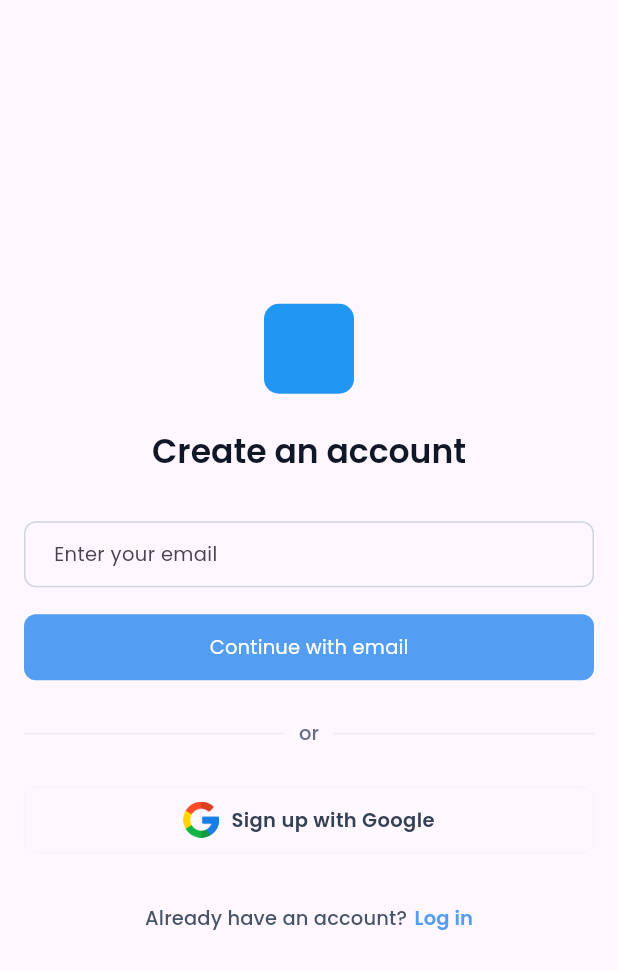
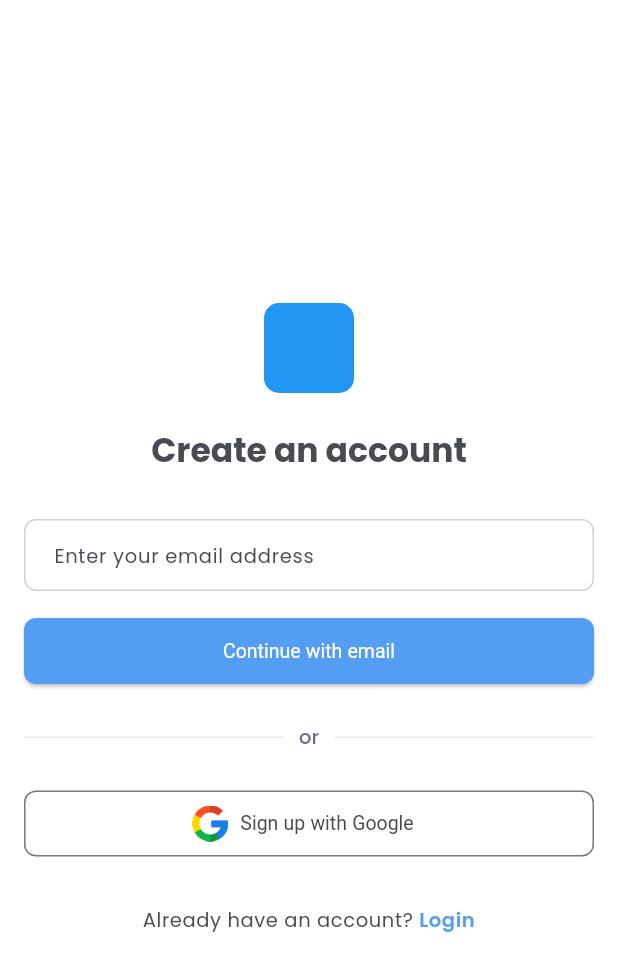
Before and after one commit to Wyntap-Inc/easevents_app, a Flutter app: the RegisterScreen screen opened directly, on a phone screen of 412 x 824 dp. Shown: the top 971 px of the screen. Run offline on Flutter 3.47's test engine with Material 3 defaults, Android fonts, the phone set to English and light mode, and no system bars; our stand-ins replace google_fonts.

Commit message:
added styles for theming

```diff
--- /dev/null
+++ b/lib/constants/app_theme.dart
@@ -0,0 +1,109 @@
+import 'package:easevents_app/constants/styles.dart';
+import 'package:flutter/material.dart';
+import 'package:google_fonts/google_fonts.dart';
+
+class AppThemes {
+  static ThemeData get lightTheme => ThemeData(
+        useMaterial3: true,
+        scaffoldBackgroundColor: AppColors.primaryWhite,
+        colorScheme: ColorScheme.fromSeed(seedColor: AppColors.primaryColor)
+            .copyWith(primary: AppColors.primaryColor),
+        primaryColorLight: AppColors.primaryColor,
+        fontFamily: GoogleFonts.poppins().fontFamily,
+        textTheme: TextTheme(
+          titleSmall: TextStyle(
+            color: AppColors.textPrimary,
+          ),
+          titleMedium: TextStyle(
+            color: AppColors.textPrimary,
+          ),
+          titleLarge: TextStyle(
+            fontWeight: FontWeight.w500,
+            color: AppColors.textPrimary,
+          ),
+          labelSmall: TextStyle(
+            color: AppColors.textPrimary,
+          ),
+          labelMedium: TextStyle(
+            color: AppColors.textPrimary,
+          ),
+          labelLarge: TextStyle(
+            color: AppColors.textPrimary,
+          ),
+          bodySmall: TextStyle(
+            fontSize: 13,
+            fontWeight: FontWeight.normal,
+            color: AppColors.textPrimary,
+          ),
+          bodyMedium: TextStyle(
+            color: AppColors.textPrimary,
+          ),
+          bodyLarge: TextStyle(
+            color: AppColors.textPrimary,
+          ),
+        ),
+        inputDecorationTheme: InputDecorationTheme(
+          contentPadding: const EdgeInsets.symmetric(
+            horizontal: 16,
+          ),
+          hintStyle: TextStyle(
+            fontSize: 13,
+            color: AppColors.textPrimary,
+          ),
+          enabledBorder: OutlineInputBorder(
+            borderRadius: BorderRadius.circular(8),
+            borderSide: BorderSide(
+              color: AppColors.enabledBorderSideColor,
+              width: 1,
+            ),
+          ),
+          focusedBorder: OutlineInputBorder(
+            borderRadius: BorderRadius.circular(8),
+            borderSide: BorderSide(
+              color: AppColors.primaryColor,
+              width: 1,
+            ),
+          ),
+          errorBorder: OutlineInputBorder(
+            borderRadius: BorderRadius.circular(8),
+            borderSide: BorderSide(
+              color: AppColors.errorBorderSideColor,
+              width: 1,
+            ),
+          ),
+          focusedErrorBorder: OutlineInputBorder(
+            borderRadius: BorderRadius.circular(8),
+            borderSide: BorderSide(
+              color: AppColors.errorBorderSideColor,
+              width: 1,
+            ),
+          ),
+        ),
+        elevatedButtonTheme: ElevatedButtonThemeData(
+          style: ElevatedButton.styleFrom(
+            minimumSize: const Size(double.infinity, 44),
+            backgroundColor: AppColors.primaryColor,
+            foregroundColor: AppColors.primaryWhite,
+            textStyle: const TextStyle(fontSize: 13),
+            shape: const RoundedRectangleBorder(
+              borderRadius: BorderRadius.all(
+                Radius.circular(8),
+              ),
+            ),
+          ),
+        ),
+        outlinedButtonTheme: OutlinedButtonThemeData(
+          style: OutlinedButton.styleFrom(
+            minimumSize: const Size(double.infinity, 44),
+            foregroundColor: AppColors.textPrimary,
+            textStyle: const TextStyle(fontSize: 13),
+            shape: RoundedRectangleBorder(
+              side: BorderSide(color: AppColors.errorBorderSideColor),
+              borderRadius: const BorderRadius.all(
+                Radius.circular(8),
+              ),
+            ),
+          ),
+        ),
+      );
+}
--- /dev/null
+++ b/lib/constants/styles.dart
@@ -0,0 +1,13 @@
+import 'package:flutter/material.dart';
+
+class AppColors {
+  static Color primaryColor = const Color(0xFF539DF3);
+  static Color primaryWhite = const Color(0xFFFFFFFF);
+  static Color backgroundSecondary = const Color(0xFFF8F9FB);
+  // general text color
+  static Color textPrimary = const Color(0xFF484C52);
+  //color for subtitle text
+  static Color textSecondary = const Color(0xFF919191);
+  static Color enabledBorderSideColor = const Color(0xFFD2D2D2);
+  static Color errorBorderSideColor = const Color(0xFFFF0000);
+}
--- a/lib/main.dart
+++ b/lib/main.dart
@@ -1,8 +1,6 @@
+import 'package:easevents_app/constants/app_theme.dart';
 import 'package:easevents_app/screens/register_screen.dart';
 import 'package:flutter/material.dart';
-import 'package:google_fonts/google_fonts.dart';
-
-import 'screens/login.dart';
 
 void main() {
   runApp(const MyApp());
@@ -15,59 +13,8 @@ class MyApp extends StatelessWidget {
     return MaterialApp(
       debugShowCheckedModeBanner: false,
       title: 'Flutter Demo',
-      theme: ThemeData(
-        colorScheme: ColorScheme.fromSeed(seedColor: Colors.deepPurple),
-        useMaterial3: true,
-        highlightColor: Colors.transparent,
-        splashColor: Colors.transparent,
-        splashFactory: NoSplash.splashFactory,
-        textTheme: GoogleFonts.poppinsTextTheme().copyWith(
-          headlineSmall: const TextStyle(
-            color: Color(0xFF101828),
-            fontWeight: FontWeight.w600,
-            fontSize: 22,
-          ),
-          titleSmall: const TextStyle(
-            fontSize: 13,
-            color: Color(0xFF475467),
-          ),
-        ),
-        fontFamily: GoogleFonts.poppins().fontFamily,
-        inputDecorationTheme: const InputDecorationTheme().copyWith(
-          enabledBorder: OutlineInputBorder(
-            borderRadius: BorderRadius.circular(8),
-            borderSide: const BorderSide(
-              width: 1,
-              color: Color(0xFFD0D5DD),
-            ),
-          ),
-          border: OutlineInputBorder(
-            borderRadius: BorderRadius.circular(8),
-          ),
-          contentPadding: const EdgeInsets.symmetric(
-            vertical: 14,
-            horizontal: 16,
-          ),
-          hintStyle: const TextStyle(
-            fontSize: 13,
-            fontWeight: FontWeight.w400,
-          ),
-        ),
-        elevatedButtonTheme: ElevatedButtonThemeData(
-          style: ElevatedButton.styleFrom(
-            minimumSize: const Size(double.infinity, 44),
-            shape: RoundedRectangleBorder(
-              borderRadius: BorderRadius.circular(8),
-            ),
-            elevation: 0,
-            splashFactory: NoSplash.splashFactory,
-            shadowColor: Colors.transparent,
-            backgroundColor: const Color(0xFF539DF3),
-            foregroundColor: Colors.white,
-          ),
-        ),
-      ),
-      home: const LoginPage(),
+      theme: AppThemes.lightTheme,
+      home: const RegisterScreen(),
     );
   }
 }
--- a/lib/screens/register_screen.dart
+++ b/lib/screens/register_screen.dart
@@ -1,8 +1,7 @@
-import 'package:easevents_app/widgets/custom_account_button.dart';
-import 'package:easevents_app/widgets/custom_elevated_button.dart';
-import 'package:easevents_app/widgets/custom_google_button.dart';
-import 'package:easevents_app/widgets/custom_sign_up_textField.dart';
+import 'package:easevents_app/constants/styles.dart';
+import 'package:easevents_app/screens/login_screen.dart';
 import 'package:easevents_app/widgets/divider_widget.dart';
+import 'package:flutter/gestures.dart';
 import 'package:flutter/material.dart';
 
 class RegisterScreen extends StatelessWidget {
@@ -15,7 +14,6 @@ class RegisterScreen extends StatelessWidget {
     return Scaffold(
       resizeToAvoidBottomInset: true,
       body: Center(
-        child: SingleChildScrollView(
         child: Padding(
           padding: const EdgeInsets.all(16),
           child: Column(
@@ -29,40 +27,68 @@ class RegisterScreen extends StatelessWidget {
                   color: Colors.blue,
                   borderRadius: BorderRadius.circular(10),
                 ),
-                  child: const Text(''),
               ),
               const SizedBox(height: 24),
               Text(
                 'Create an account',
-                  style: Theme.of(context).textTheme.headlineSmall,
+                style: Theme.of(context).textTheme.titleLarge!.copyWith(
+                      fontWeight: FontWeight.bold,
+                    ),
               ),
               const SizedBox(height: 32),
-                CustomTextField(
-                  hintText: 'Enter your email',
+              TextField(
                 controller: emailController,
-                  textInputType: TextInputType.emailAddress,
+                decoration: const InputDecoration(
+                  hintText: 'Enter your email address',
+                ),
               ),
               const SizedBox(height: 16),
-                CustomElevatedButton(
-                  text: 'Continue with email',
+              ElevatedButton(
                 onPressed: () {},
+                child: const Text('Continue with email'),
               ),
               const SizedBox(height: 24),
               const DividerWidget(),
               const SizedBox(height: 24),
-                CustomGoogleButton(
-                  image: 'asset/icon/google.png',
-                  text: 'Sign up with Google',
+              OutlinedButton.icon(
                 onPressed: () {},
+                icon: Image.asset(
+                  'asset/icon/google.png',
+                  height: 24,
+                  width: 24,
+                ),
+                label: const Text('Sign up with Google'),
               ),
               const SizedBox(height: 32),
-                CustomAccountButton(
-                  text: 'Already have an account?',
-                  textButton: 'Log in',
-                  onTap: () {},
+              RichText(
+                textAlign: TextAlign.center,
+                text: TextSpan(
+                  children: [
+                    TextSpan(
+                      text: 'Already have an account? ',
+                      style: Theme.of(context).textTheme.bodySmall!.copyWith(
+                            color: AppColors.textPrimary,
+                          ),
+                    ),
+                    TextSpan(
+                      text: 'Login',
+                      style: Theme.of(context).textTheme.bodySmall!.copyWith(
+                            color: AppColors.primaryColor,
+                            fontWeight: FontWeight.w600,
+                          ),
+                      recognizer: TapGestureRecognizer()
+                        ..onTap = () {
+                          Navigator.of(context).push(
+                            MaterialPageRoute(
+                              builder: (context) => const LoginPage(),
+                            ),
+                          );
+                        },
                     ),
                   ],
                 ),
+              ),
+            ],
           ),
         ),
       ),
--- a/lib/widgets/custom_account_button.dart
+++ /dev/null
@@ -1,41 +0,0 @@
-import 'package:flutter/material.dart';
-
-class CustomAccountButton extends StatelessWidget {
-  const CustomAccountButton({
-    required this.text,
-    required this.onTap,
-    required this.textButton,
-    super.key,
-  });
-
-  final String text;
-  final String textButton;
-  final void Function() onTap;
-
-  @override
-  Widget build(BuildContext context) {
-    return Row(
-      mainAxisAlignment: MainAxisAlignment.center,
-      children: <Widget>[
-        Text(
-          text,
-          style: Theme.of(context).textTheme.titleSmall,
-        ),
-        const SizedBox(width: 5),
-        InkWell(
-          highlightColor: Colors.transparent,
-          splashColor: Colors.transparent,
-          onTap: onTap,
-          child: Text(
-            'Log in',
-            style: Theme.of(context).textTheme.titleSmall!.copyWith(
-                  color: const Color(0xFF539DF3),
-                  fontWeight: FontWeight.w600,
-                  fontSize: 13,
-                ),
-          ),
-        ),
-      ],
-    );
-  }
-}
--- a/lib/widgets/custom_elevated_button.dart
+++ /dev/null
@@ -1,27 +0,0 @@
-import 'package:flutter/material.dart';
-
-class CustomElevatedButton extends StatelessWidget {
-  const CustomElevatedButton({
-    required this.onPressed,
-    required this.text,
-    super.key,
-  });
-
-  final void Function() onPressed;
-  final String text;
-
-  @override
-  Widget build(BuildContext context) {
-    return ElevatedButton(
-      onPressed: onPressed,
-      child: Text(
-        text,
-        style: Theme.of(context).textTheme.titleMedium!.copyWith(
-              fontWeight: FontWeight.w400,
-              color: Colors.white,
-              fontSize: 13,
-            ),
-      ),
-    );
-  }
-}
--- a/lib/widgets/custom_google_button.dart
+++ /dev/null
@@ -1,52 +0,0 @@
-import 'package:flutter/material.dart';
-
-class CustomGoogleButton extends StatelessWidget {
-  const CustomGoogleButton({
-    required this.image,
-    required this.text,
-    required this.onPressed,
-    super.key,
-  });
-
-  final String image;
-  final String text;
-  final void Function() onPressed;
-
-  @override
-  Widget build(BuildContext context) {
-    return ElevatedButton(
-      style: ElevatedButton.styleFrom(
-        elevation: 0,
-        backgroundColor: Colors.transparent,
-        minimumSize: const Size(double.infinity, 44),
-        shape: RoundedRectangleBorder(
-          borderRadius: BorderRadius.circular(8),
-          side: const BorderSide(
-            width: 0.1,
-            color: Color(0xFFD0D5DD),
-          ),
-        ),
-      ),
-      onPressed: onPressed,
-      child: Row(
-        mainAxisAlignment: MainAxisAlignment.center,
-        children: <Widget>[
-          Image.asset(
-            image,
-            height: 24,
-            width: 24,
-          ),
-          const SizedBox(width: 8),
-          Text(
-            text,
-            style: Theme.of(context).textTheme.bodyMedium!.copyWith(
-                  fontWeight: FontWeight.w600,
-                  color: const Color(0xFF344054),
-                  fontSize: 13,
-                ),
-          ),
-        ],
-      ),
-    );
-  }
-}
--- a/lib/widgets/custom_sign_up_textField.dart
+++ /dev/null
@@ -1,30 +0,0 @@
-import 'package:flutter/material.dart';
-
-class CustomTextField extends StatelessWidget {
-  const CustomTextField({
-    required this.controller,
-    required this.textInputType,
-    required this.hintText,
-    super.key,
-  });
-
-  final TextEditingController controller;
-  final TextInputType textInputType;
-  final String hintText;
-
-  @override
-  Widget build(BuildContext context) {
-    return SizedBox(
-      height: 44,
-      child: TextField(
-        style: Theme.of(context).textTheme.bodyMedium,
-        keyboardType: TextInputType.emailAddress,
-        controller: controller,
-        decoration: const InputDecoration(
-          focusColor: Color(0xFF539DF3),
-          hintText: 'Enter your email',
-        ),
-      ),
-    );
-  }
-}
```
Also changed, not shown: lib/constants/index.dart (deleted), lib/screens/login_screen.dart (renamed from lib/screens/login.dart). Lines whose indentation alone changed are shown as unchanged.
